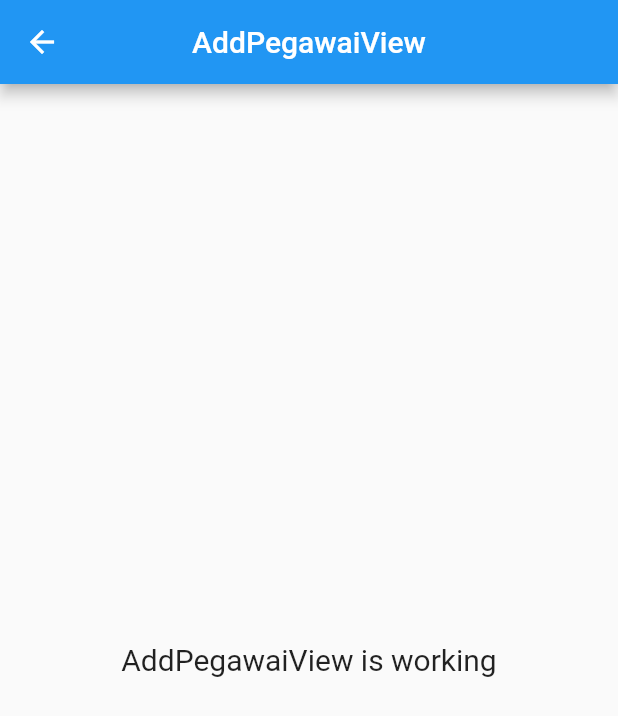
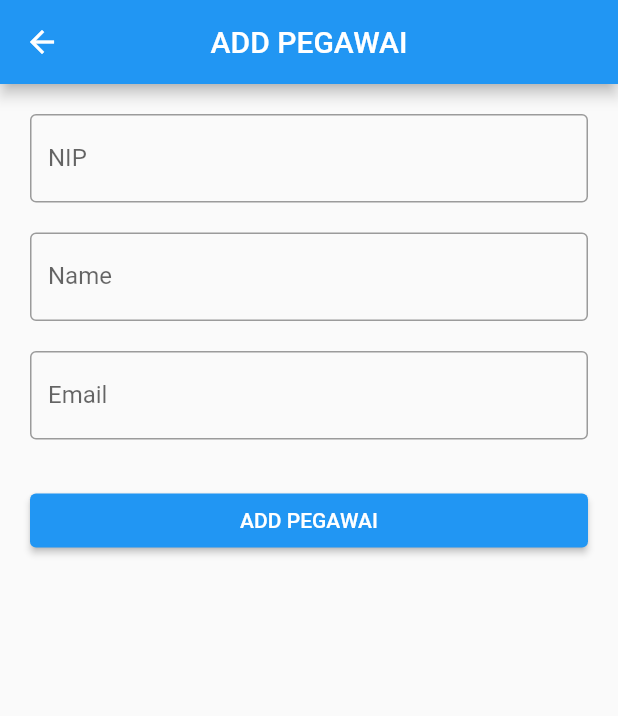
Before and after one commit to erikwibowo/Presence-App, a Flutter app: the AddPegawaiView screen opened by its route, on a phone screen of 412 x 824 dp. Shown: the top 716 px of the screen. Run offline on Flutter 3.47's test engine with Material 2 defaults, Android fonts, the phone set to English and light mode, and no system bars; our stand-ins replace cloud_firestore, firebase_auth, firebase_core, get; accounts and stored records are empty.

Commit message:
add pegawai

```diff
--- a/lib/app/modules/add_pegawai/views/add_pegawai_view.dart
+++ b/lib/app/modules/add_pegawai/views/add_pegawai_view.dart
@@ -10,14 +10,41 @@ class AddPegawaiView extends GetView<AddPegawaiController> {
   Widget build(BuildContext context) {
     return Scaffold(
       appBar: AppBar(
-        title: Text('AddPegawaiView'),
+        title: Text('ADD PEGAWAI'),
         centerTitle: true,
       ),
-      body: Center(
-        child: Text(
-          'AddPegawaiView is working',
-          style: TextStyle(fontSize: 20),
-        ),
+      body: ListView(
+        padding: EdgeInsets.all(20),
+        children: [
+          TextField(
+            controller: controller.nipC,
+            decoration: InputDecoration(
+              labelText: "NIP",
+              border: OutlineInputBorder(),
+            ),
+          ),
+          SizedBox(height: 20),
+          TextField(
+            controller: controller.nameC,
+            decoration: InputDecoration(
+              labelText: "Name",
+              border: OutlineInputBorder(),
+            ),
+          ),
+          SizedBox(height: 20),
+          TextField(
+            controller: controller.emailC,
+            decoration: InputDecoration(
+              labelText: "Email",
+              border: OutlineInputBorder(),
+            ),
+          ),
+          SizedBox(height: 30),
+          ElevatedButton(
+            onPressed: () => controller.addPegawai(),
+            child: Text("ADD PEGAWAI"),
+          ),
+        ],
       ),
     );
   }
--- a/lib/app/modules/home/views/home_view.dart
+++ b/lib/app/modules/home/views/home_view.dart
@@ -1,6 +1,7 @@
 import 'package:flutter/material.dart';
 
 import 'package:get/get.dart';
+import 'package:presence_app/app/routes/app_pages.dart';
 
 import '../controllers/home_controller.dart';
 
@@ -14,7 +15,7 @@ class HomeView extends GetView<HomeController> {
         actions: [
           IconButton(
             icon: Icon(Icons.person),
-            onPressed: () {},
+            onPressed: () => Get.toNamed(Routes.ADD_PEGAWAI),
           ),
         ],
       ),
```
Also changed, not shown: lib/app/modules/add_pegawai/controllers/add_pegawai_controller.dart (+72 -17 lines).
